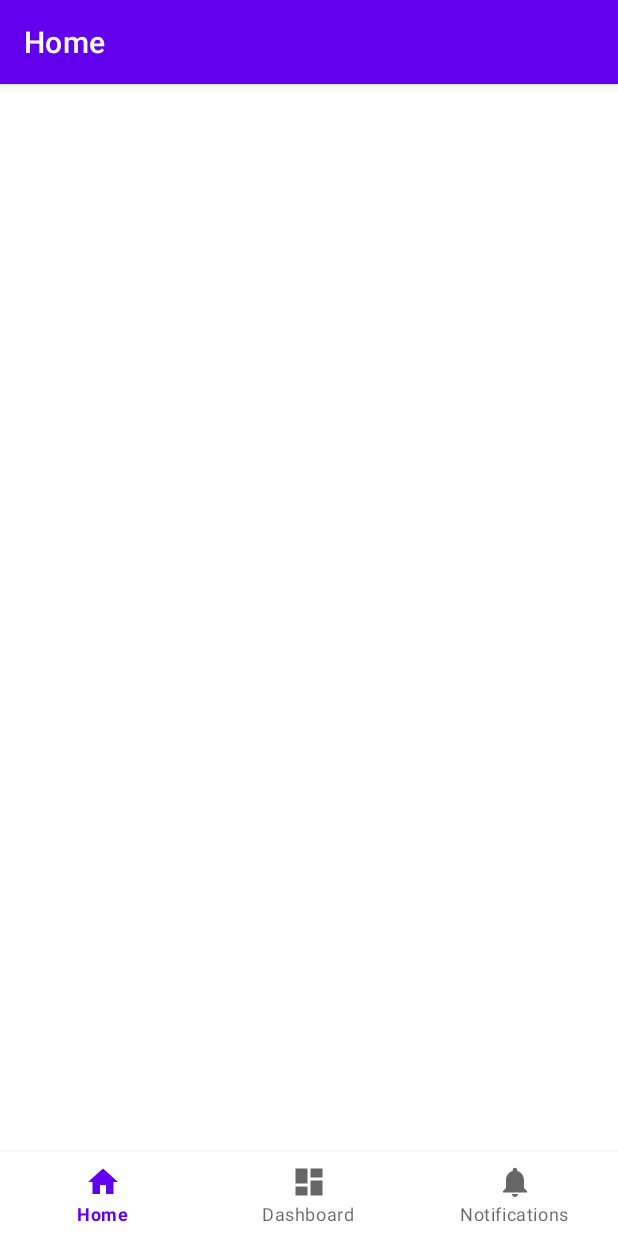
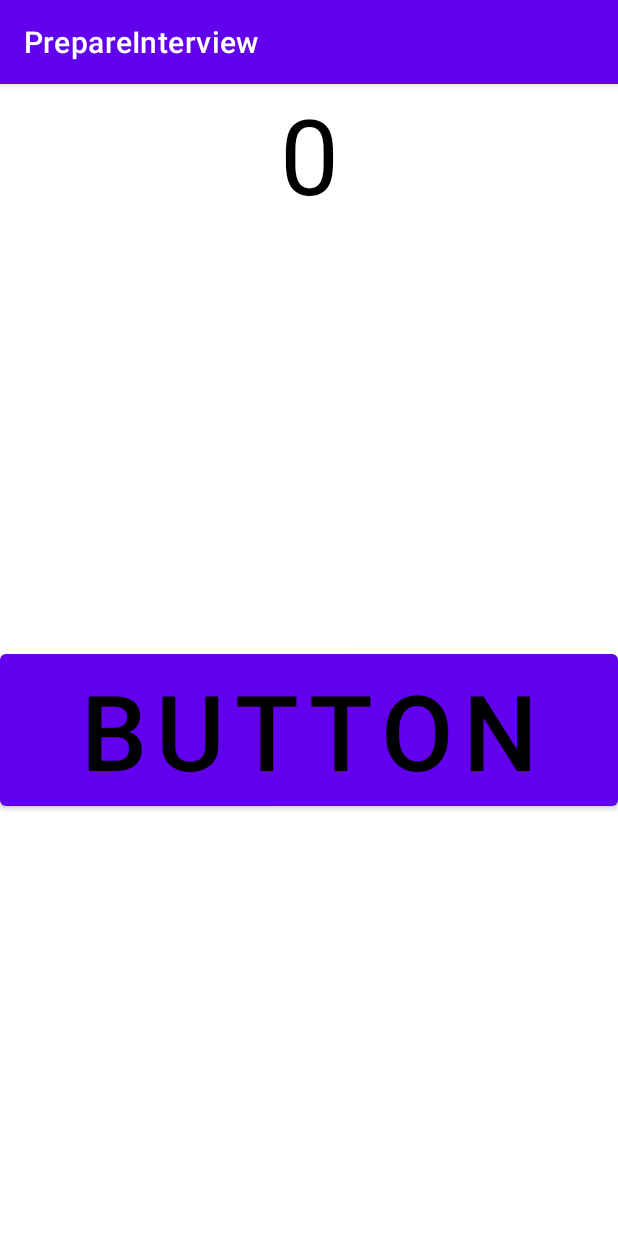
Before and after one commit to saimadhav1825/android_interview_prep, an Android app: the screen it shows after launch (MainActivity before the commit, SampleActivity after it), on a phone screen of 412 x 824 dp. Run offline under Robolectric (Android 15) with nearby library versions, the phone set to English and light mode, and no system bars; our stand-ins replace Dagger/Hilt's generated code, data binding.

Commit message:
learned coroutines

```diff
--- a/app/src/main/AndroidManifest.xml
+++ b/app/src/main/AndroidManifest.xml
@@ -20,7 +20,7 @@
         android:usesCleartextTraffic="true"
         tools:targetApi="31">
         <activity
-            android:name=".MainActivity"
+            android:name=".kotlinpractices.SampleActivity"
             android:exported="true"
             android:label="@string/app_name">
             <intent-filter>
--- a/app/src/main/java/com/example/prepareinterview/kotlinpractices/CoroutineSampleActivity.kt
+++ b/app/src/main/java/com/example/prepareinterview/kotlinpractices/CoroutineSampleActivity.kt
@@ -2,13 +2,16 @@ package com.example.prepareinterview.kotlinpractices
 
 import android.os.Bundle
 import android.util.Log
+import androidx.activity.viewModels
 import androidx.appcompat.app.AppCompatActivity
+import androidx.lifecycle.lifecycleScope
 import com.example.prepareinterview.databinding.SampleActivityBinding
 import dagger.hilt.android.AndroidEntryPoint
 import kotlinx.coroutines.Dispatchers
 import kotlinx.coroutines.GlobalScope
 import kotlinx.coroutines.async
 import kotlinx.coroutines.delay
+import kotlinx.coroutines.flow.collectLatest
 import kotlinx.coroutines.launch
 import kotlinx.coroutines.withContext
 import kotlin.system.measureTimeMillis
@@ -17,6 +20,7 @@ import kotlin.system.measureTimeMillis
 class SampleActivity : AppCompatActivity() {
     var TAG = "SampleActivity : "
     private lateinit var binding: SampleActivityBinding
+    private val hiltViewModel: CoroutineViewModel by viewModels()
 
     override fun onCreate(savedInstanceState: Bundle?) {
         super.onCreate(savedInstanceState)
@@ -24,10 +28,17 @@ class SampleActivity : AppCompatActivity() {
 
         binding = SampleActivityBinding.inflate(layoutInflater)
         setContentView(binding.root)
+        println("Which Main Thread it run ${Thread.currentThread().name}")
 
-        aysncAwait()
-        Log.d(TAG, "GlobalScope main thread${Thread.currentThread().name}")
-
+        lifecycleScope.launch {
+            println("Which Main Thread it run lifecycleScope ${Thread.currentThread().name}")
+            hiltViewModel.count.collectLatest {
+                binding.textview.text = it.toString()
+            }
+        }
+        binding.button.setOnClickListener {
+            hiltViewModel.sampleCount()
+        }
     }
 
 
--- /dev/null
+++ b/app/src/main/java/com/example/prepareinterview/kotlinpractices/CoroutineViewModel.kt
@@ -0,0 +1,27 @@
+package com.example.prepareinterview.kotlinpractices
+
+import androidx.lifecycle.ViewModel
+import androidx.lifecycle.viewModelScope
+import dagger.hilt.android.lifecycle.HiltViewModel
+import kotlinx.coroutines.CoroutineScope
+import kotlinx.coroutines.Dispatchers
+import kotlinx.coroutines.SupervisorJob
+import kotlinx.coroutines.flow.MutableStateFlow
+import kotlinx.coroutines.flow.asStateFlow
+import kotlinx.coroutines.launch
+import javax.inject.Inject
+
+
+@HiltViewModel
+class CoroutineViewModel @Inject constructor() : ViewModel() {
+    private val _count = MutableStateFlow(0)
+    val count = _count.asStateFlow()
+
+    fun sampleCount() {
+        val scopr = CoroutineScope(Dispatchers.Default + SupervisorJob())
+        viewModelScope.launch {
+            println("Which Thread it run ${Thread.currentThread().name}")
+            _count.value++
+        }
+    }
+}
--- a/app/src/main/res/layout/sample_activity.xml
+++ b/app/src/main/res/layout/sample_activity.xml
@@ -14,10 +14,26 @@
             android:id="@+id/textview"
             android:layout_width="match_parent"
             android:layout_height="wrap_content"
-            app:layout_constraintBottom_toBottomOf="parent"
+            android:text="1"
+            android:textAlignment="center"
+            android:textColor="@color/black"
+            android:textSize="70sp"
             app:layout_constraintEnd_toEndOf="parent"
             app:layout_constraintStart_toStartOf="parent"
             app:layout_constraintTop_toTopOf="@id/textview" />
 
+        <Button
+            android:id="@+id/button"
+            android:layout_width="match_parent"
+            android:layout_height="wrap_content"
+            android:text="button"
+            android:textAlignment="center"
+            android:textColor="@color/black"
+            android:textSize="70sp"
+            app:layout_constraintBottom_toBottomOf="parent"
+            app:layout_constraintEnd_toEndOf="parent"
+            app:layout_constraintStart_toStartOf="parent"
+            app:layout_constraintTop_toBottomOf="@+id/textview" />
+
     </androidx.constraintlayout.widget.ConstraintLayout>
 </layout>
```
